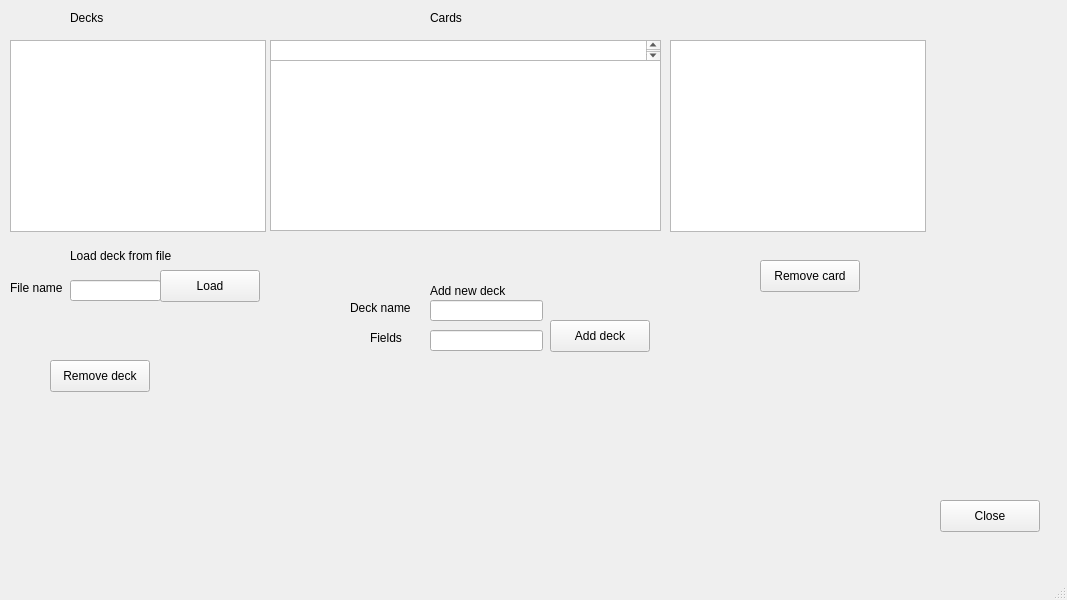
suvikristiin/programming3, file student/07/flashcards_gui/mainwindow.ui: the form before one commit.
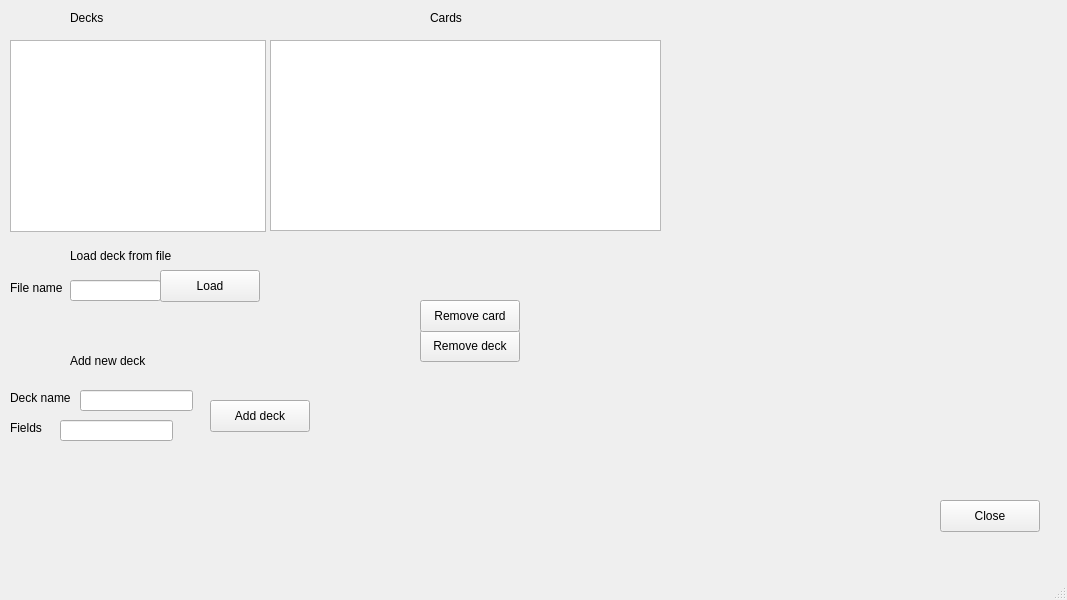
The form after the commit.

Commit message: add cardWidget element to add or edit card

What changed in the file:
```diff
--- a/student/07/flashcards_gui/mainwindow.ui
+++ b/student/07/flashcards_gui/mainwindow.ui
@@ -14,16 +14,6 @@
    <string>MainWindow</string>
   </property>
   <widget class="QWidget" name="centralwidget">
-   <widget class="QListView" name="listView_3">
-    <property name="geometry">
-     <rect>
-      <x>670</x>
-      <y>40</y>
-      <width>256</width>
-      <height>192</height>
-     </rect>
-    </property>
-   </widget>
    <widget class="QLabel" name="label">
     <property name="geometry">
      <rect>
@@ -53,8 +43,8 @@
    <widget class="QPushButton" name="addDeckPushButton">
     <property name="geometry">
      <rect>
-      <x>550</x>
-      <y>320</y>
+      <x>210</x>
+      <y>400</y>
       <width>100</width>
       <height>32</height>
      </rect>
@@ -102,8 +92,8 @@
    <widget class="QLabel" name="label_4">
     <property name="geometry">
      <rect>
-      <x>430</x>
-      <y>280</y>
+      <x>70</x>
+      <y>350</y>
       <width>111</width>
       <height>21</height>
      </rect>
@@ -115,8 +105,8 @@
    <widget class="QLineEdit" name="deckNameLineEdit">
     <property name="geometry">
      <rect>
-      <x>430</x>
-      <y>300</y>
+      <x>80</x>
+      <y>390</y>
       <width>113</width>
       <height>21</height>
      </rect>
@@ -125,8 +115,8 @@
    <widget class="QLineEdit" name="deckFieldsLineEdit">
     <property name="geometry">
      <rect>
-      <x>430</x>
-      <y>330</y>
+      <x>60</x>
+      <y>420</y>
       <width>113</width>
       <height>21</height>
      </rect>
@@ -146,17 +136,17 @@
     <property name="geometry">
      <rect>
       <x>270</x>
-      <y>60</y>
+      <y>40</y>
       <width>391</width>
-      <height>171</height>
+      <height>191</height>
      </rect>
     </property>
    </widget>
    <widget class="QLabel" name="label_5">
     <property name="geometry">
      <rect>
-      <x>350</x>
-      <y>300</y>
+      <x>10</x>
+      <y>390</y>
       <width>81</width>
       <height>16</height>
      </rect>
@@ -168,8 +158,8 @@
    <widget class="QLabel" name="label_6">
     <property name="geometry">
      <rect>
-      <x>370</x>
-      <y>330</y>
+      <x>10</x>
+      <y>420</y>
       <width>58</width>
       <height>16</height>
      </rect>
@@ -191,21 +181,11 @@
      <string>File name</string>
     </property>
    </widget>
-   <widget class="QTextBrowser" name="cardFieldstextBrowser">
-    <property name="geometry">
-     <rect>
-      <x>270</x>
-      <y>40</y>
-      <width>391</width>
-      <height>21</height>
-     </rect>
-    </property>
-   </widget>
    <widget class="QPushButton" name="removeDeckPushButton">
     <property name="geometry">
      <rect>
-      <x>50</x>
-      <y>360</y>
+      <x>420</x>
+      <y>330</y>
       <width>100</width>
       <height>32</height>
      </rect>
@@ -217,9 +197,9 @@
    <widget class="QLabel" name="infoLabel">
     <property name="geometry">
      <rect>
-      <x>400</x>
+      <x>310</x>
       <y>240</y>
-      <width>161</width>
+      <width>321</width>
       <height>20</height>
      </rect>
     </property>
@@ -230,8 +210,8 @@
    <widget class="QPushButton" name="removeCardPushButton">
     <property name="geometry">
      <rect>
-      <x>760</x>
-      <y>260</y>
+      <x>420</x>
+      <y>300</y>
       <width>100</width>
       <height>32</height>
      </rect>
@@ -253,6 +233,16 @@
      <string>Close</string>
     </property>
    </widget>
+   <widget class="QWidget" name="cardWidget" native="true">
+    <property name="geometry">
+     <rect>
+      <x>680</x>
+      <y>40</y>
+      <width>301</width>
+      <height>181</height>
+     </rect>
+    </property>
+   </widget>
   </widget>
   <widget class="QMenuBar" name="menubar">
    <property name="geometry">
```
The commit also changes 5 other files.
